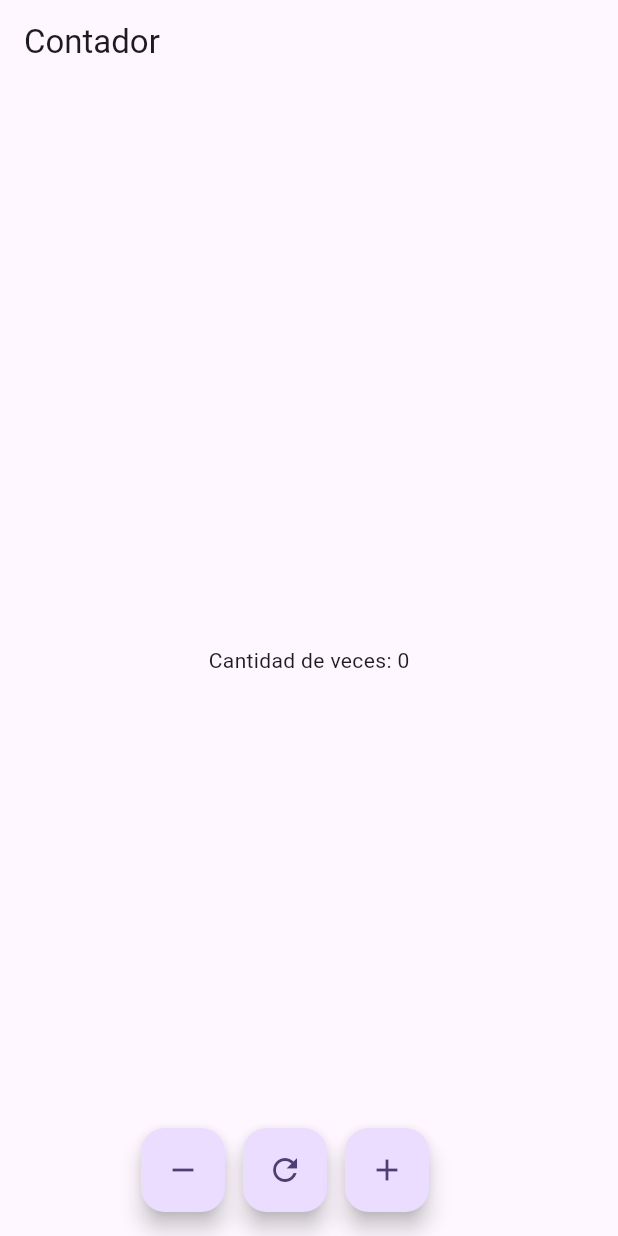
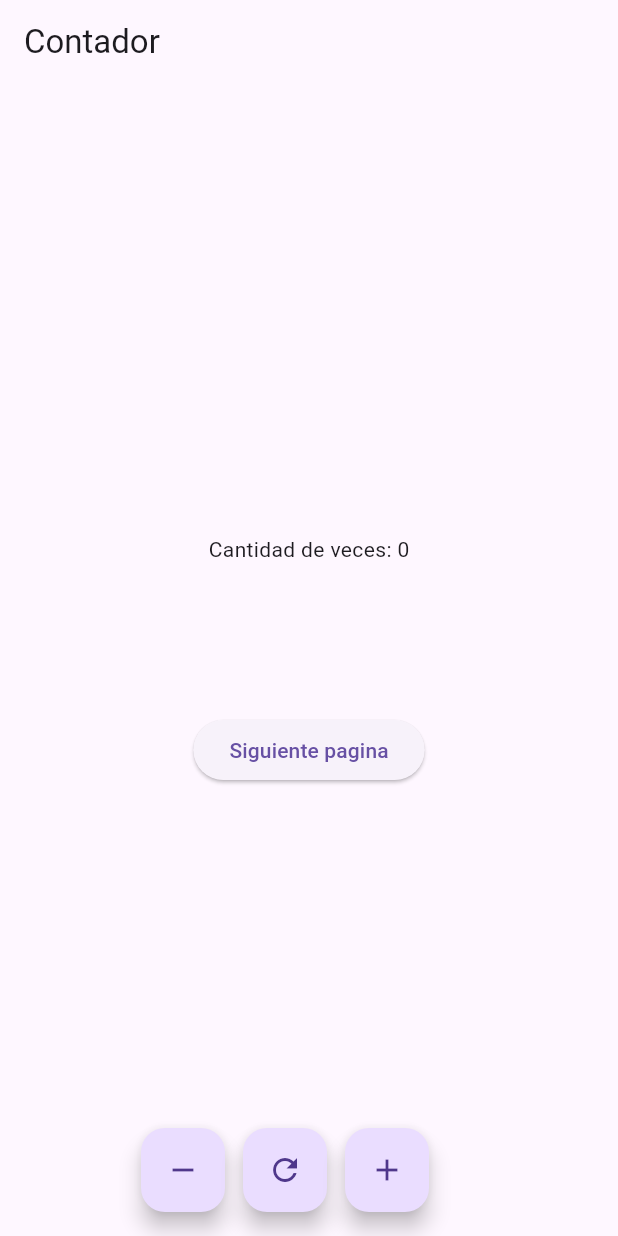
Before and after one commit to Mirjhan/firstApp, a Flutter app: the screen it shows after launch, on a phone screen of 412 x 824 dp. Run offline on Flutter 3.47's test engine with Material 3 defaults, Android fonts, the phone set to English and light mode, and no system bars.

Commit message:
feat: update HomePage

```diff
--- a/lib/src/app.dart
+++ b/lib/src/app.dart
@@ -10,11 +10,7 @@ class App extends StatelessWidget {
     return MaterialApp(
       title: 'Flutter Demo',
       debugShowCheckedModeBanner: false,
-      theme: ThemeData(
-        colorScheme: ColorScheme.fromSeed(seedColor: Colors.deepPurple),
-        useMaterial3: true,
-      ),
-      home: const HomePage(),
+      home: HomePage(),
     );
   }
 }
--- /dev/null
+++ b/lib/src/pages/button_icon.dart
@@ -0,0 +1,50 @@
+import 'package:flutter/material.dart';
+
+class ButtonsIcon extends StatelessWidget {
+  final void Function()? eventReduce;
+  final void Function()? eventAdd;
+  final void Function()? eventReset;
+
+  const ButtonsIcon({
+    super.key,
+    required this.eventReduce,
+    this.eventAdd,
+    this.eventReset,
+  });
+
+  @override
+  Widget build(BuildContext context) {
+    return Row(
+      mainAxisAlignment: MainAxisAlignment.center,
+      children: [
+        Padding(
+          padding: EdgeInsets.only(right: 12),
+          child: FloatingActionButton(
+            heroTag: '_reduce',
+            onPressed: eventReduce,
+            child: Icon(
+              Icons.remove_outlined,
+            ),
+          ),
+        ),
+        Padding(
+          padding: EdgeInsets.only(right: 12),
+          child: FloatingActionButton(
+            heroTag: '_reset',
+            onPressed: eventReset,
+            child: Icon(
+              Icons.refresh_outlined,
+            ),
+          ),
+        ),
+        FloatingActionButton(
+          heroTag: '_add',
+          onPressed: eventAdd,
+          child: Icon(
+            Icons.add_outlined,
+          ),
+        ),
+      ],
+    );
+  }
+}
--- a/lib/src/pages/home_page.dart
+++ b/lib/src/pages/home_page.dart
@@ -1,4 +1,6 @@
 import 'package:flutter/material.dart';
+import 'package:second/src/pages/button_icon.dart';
+import 'package:second/src/pages/login_page.dart';
 
 class HomePage extends StatefulWidget {
   const HomePage({super.key});
@@ -25,19 +27,51 @@ class _HomePageState extends State<HomePage> {
     setState(() {});
   }
 
+  void goToLogin(BuildContext context) {
+    Navigator.of(context).push(MaterialPageRoute(
+      builder: (context) => LoginPage(lastCount: contador),
+    ));
+  }
+
   @override
   Widget build(BuildContext context) {
+    final Size size = MediaQuery.of(context).size;
+
     return Scaffold(
         appBar: AppBar(
           title: Text('Contador'),
         ),
-        body: Center(child: Text('Cantidad de veces: $contador')),
-        floatingActionButton: Row(
+        body: SizedBox(
+          width: size.width,
+          child: Column(
+            mainAxisAlignment: MainAxisAlignment.center,
+            crossAxisAlignment: CrossAxisAlignment.center,
+            children: [
+              Text('Cantidad de veces: $contador'),
+              SizedBox(
+                height: 100,
+              ),
+              ElevatedButton(
+                  onPressed: () => goToLogin(context),
+                  child: Text('Siguiente pagina'))
+            ],
+          ),
+        ),
+        floatingActionButton: ButtonsIcon(
+          eventReduce: reduceCount,
+          eventReset: resetCount,
+          eventAdd: addCount,
+        ));
+  }
+
+  /*Widget buttonsIcon() {
+    return Row(
       mainAxisAlignment: MainAxisAlignment.center,
       children: [
         Padding(
           padding: EdgeInsets.only(right: 12),
           child: FloatingActionButton(
+            heroTag: '_reduce',
             onPressed: reduceCount,
             child: Icon(
               Icons.remove_outlined,
@@ -47,6 +81,7 @@ class _HomePageState extends State<HomePage> {
         Padding(
           padding: EdgeInsets.only(right: 12),
           child: FloatingActionButton(
+            heroTag: '_reset',
             onPressed: resetCount,
             child: Icon(
               Icons.refresh_outlined,
@@ -54,12 +89,13 @@ class _HomePageState extends State<HomePage> {
           ),
         ),
         FloatingActionButton(
+          heroTag: '_add',
           onPressed: addCount,
           child: Icon(
             Icons.add_outlined,
           ),
         ),
       ],
-        ));
+    );
+  }*/
 }
-}
--- /dev/null
+++ b/lib/src/pages/login_page.dart
@@ -0,0 +1,29 @@
+import 'package:flutter/material.dart';
+
+// ignore: must_be_immutable
+class LoginPage extends StatefulWidget {
+  int lastCount;
+
+  LoginPage({
+    super.key,
+    required this.lastCount,
+  });
+
+  @override
+  State<LoginPage> createState() => _LoginPageState(lastCount: lastCount);
+}
+
+class _LoginPageState extends State<LoginPage> {
+  int lastCount;
+
+  _LoginPageState({
+    required this.lastCount,
+  });
+
+  @override
+  Widget build(BuildContext context) {
+    return Scaffold(
+      body: Center(child: Text('Cantidad anterior: $lastCount')),
+    );
+  }
+}
```
Lines whose indentation alone changed are shown as unchanged.
